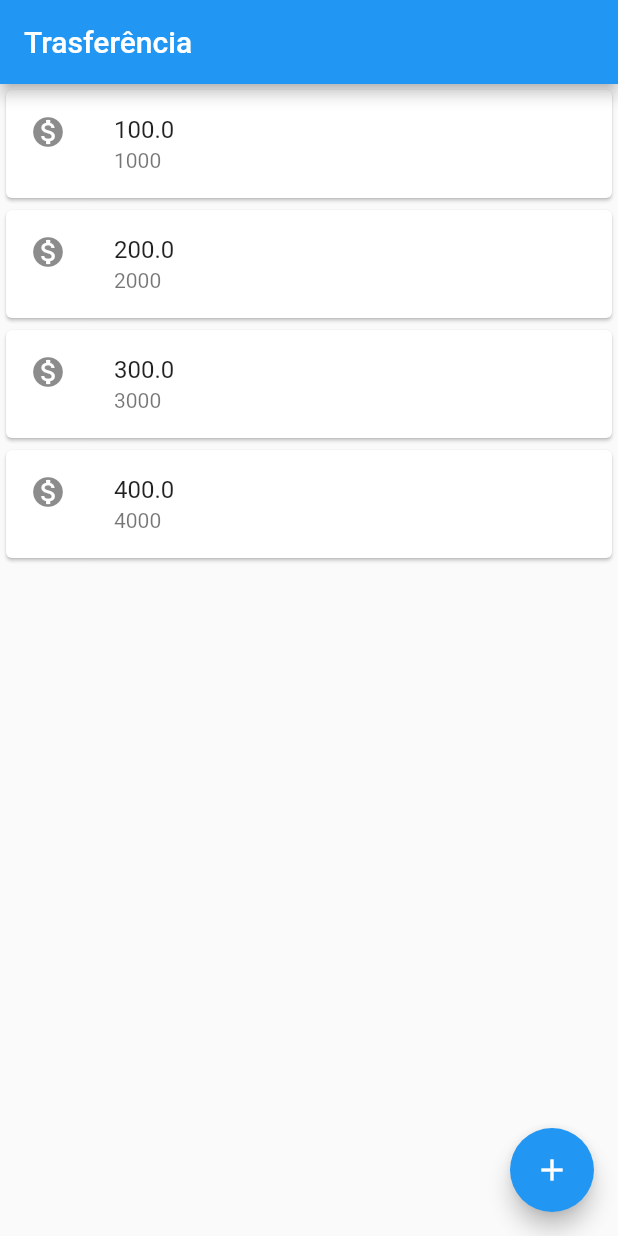
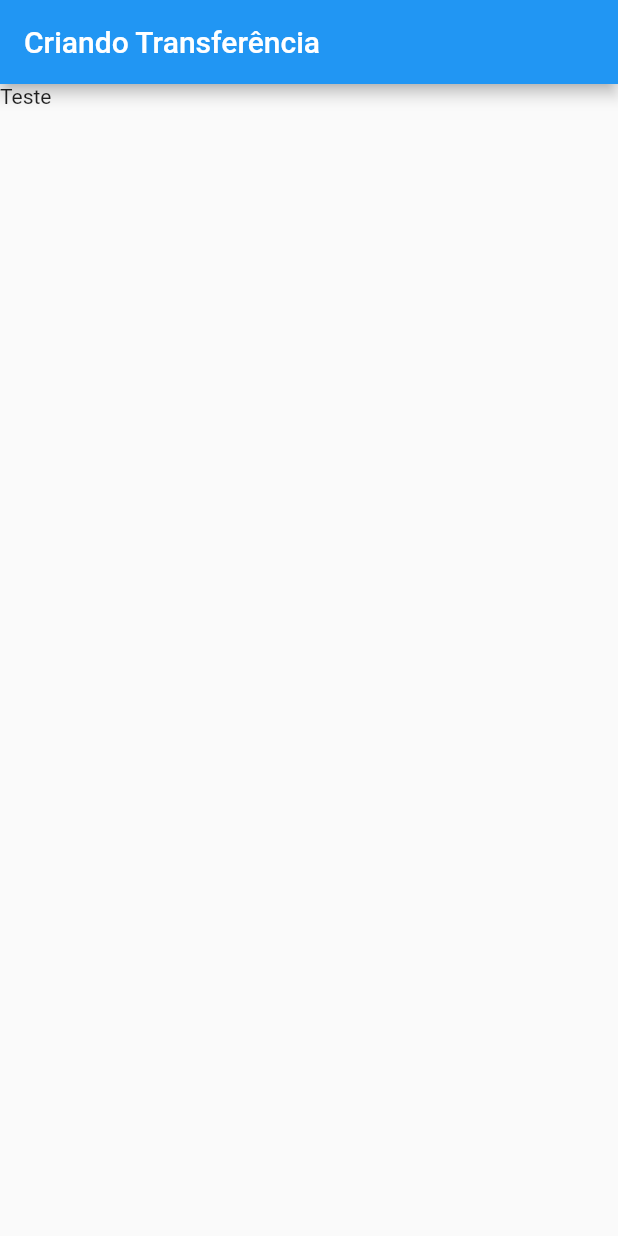
Before and after one commit to DiegoGielda/bytebank, a Flutter app: the screen it shows after launch, on a phone screen of 412 x 824 dp. Run offline on Flutter 3.47's test engine with Material 2 defaults, Android fonts, the phone set to English and light mode, and no system bars.

Commit message:
Estruturando tela de lançamento para Trasferência

```diff
--- a/lib/main.dart
+++ b/lib/main.dart
@@ -1,31 +1,51 @@
 import 'package:flutter/material.dart';
 
-void main() => runApp(
-      MaterialApp(
-        home: Scaffold(
-          body: Listatrasferencias(),
-          appBar: AppBar(
-            title: Text('Trasferência'),
-          ),
-          floatingActionButton: FloatingActionButton(
-            onPressed: () => null,
-            child: Icon(Icons.add),
-          ),
-        ),
+void main() => runApp(BytebankApp());
+
+class BytebankApp extends StatelessWidget {
+  @override
+  Widget build(BuildContext context) {
+    // TODO: implement build
+    return MaterialApp(
+      home: Scaffold(
+        body: FormularioTransferencia(),
       ),
     );
+  }
+}
 
 class Listatrasferencias extends StatelessWidget {
   @override
   Widget build(BuildContext context) {
     // TODO: implement build
-    return Column(
-      children: <Widget>[
-        ItemTransferencias(Trasnferencia(100, 1000)),
-        ItemTransferencias(Trasnferencia(200, 2000)),
-        ItemTransferencias(Trasnferencia(300, 3000)),
-        ItemTransferencias(Trasnferencia(400, 4000)),
-      ],
+    return Scaffold(
+      body: Column(
+        children: <Widget>[
+          ItemTransferencias(Trasnferencia(100, 1000)),
+          ItemTransferencias(Trasnferencia(200, 2000)),
+          ItemTransferencias(Trasnferencia(300, 3000)),
+          ItemTransferencias(Trasnferencia(400, 4000)),
+        ],
+      ),
+      appBar: AppBar(
+        title: Text('Trasferência'),
+      ),
+      floatingActionButton: FloatingActionButton(
+        onPressed: () => null,
+        child: Icon(Icons.add),
+      ),
+    );
+  }
+}
+
+class FormularioTransferencia extends StatelessWidget {
+  @override
+  Widget build(BuildContext context) {
+    return Scaffold(
+      appBar: AppBar(
+        title: Text('Criando Transferência'),
+      ),
+      body: Text('Teste'),
     );
   }
 }
```
